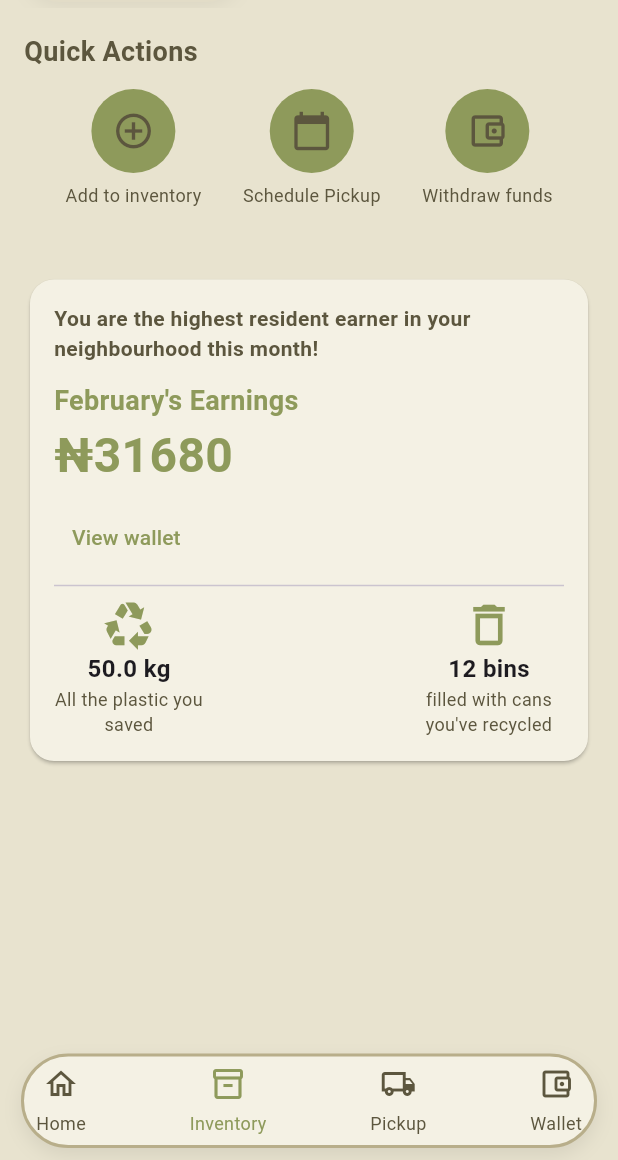
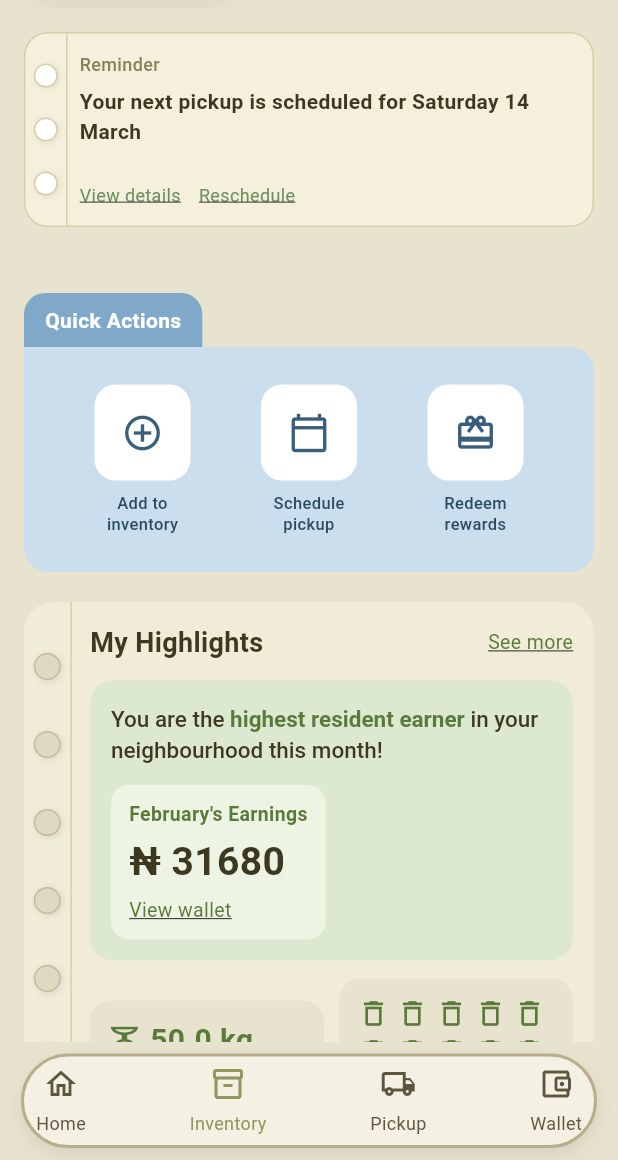
Before and after one commit to JulezD3v/NextUse, a Flutter app: the HomePage screen opened directly, on a phone screen of 412 x 824 dp, the part 76-1236 px from its top. Run offline on Flutter 3.47's test engine with Material 3 defaults, Android fonts, the phone set to English and light mode, and no system bars; our stand-ins replace equatable, flutter_bloc; statements that could not run were skipped.

Commit message:
mains under dev

```diff
--- a/lib/Core/Constants/Colors/color.dart
+++ b/lib/Core/Constants/Colors/color.dart
@@ -22,4 +22,5 @@ class ButtonCol {
   static const Color mybtn = Color(0xFF8E9A5B);      // primary buttons
   static const Color btnIcon = Color(0xFF5C563E);    // icons inside buttons
   static const Color btnHi = Color(0xFF8E9A5B);      // highlight / selected buttons
+  static const Color newbtn = Color(0xFFA4C8DF);
 }
--- /dev/null
+++ b/lib/Core/widgets/common_container.dart
@@ -0,0 +1,58 @@
+import 'package:flutter/material.dart';
+
+class HighlightCard extends StatelessWidget {
+  final Widget? child;
+  final Color? color;
+  final double? width;
+  final double? height;
+  final BorderRadius? borderRadius;
+  final EdgeInsets? padding;
+
+  const HighlightCard({
+    super.key,
+    this.child,
+    this.color,
+    this.width,
+    this.height,
+    this.borderRadius,
+    this.padding,
+  });
+
+  @override
+  Widget build(BuildContext context) {
+    return Container(
+      width: width ?? double.infinity,
+      height: height,
+      padding: padding ?? const EdgeInsets.all(14),
+      decoration: BoxDecoration(
+        color: color ?? const Color(0xFFDCE8CF),
+        borderRadius: borderRadius ?? BorderRadius.circular(16),
+      ),
+      child: child,
+    );
+  }
+}
+
+//usage notes btw
+// Empty
+// HighlightCard()
+
+// // With your own content
+// HighlightCard(
+//   color: Colors.blue.shade50,
+//   height: 200,
+//   child: Column(
+//     children: [
+//       Text('Anything here'),
+//       ItemsGrid(...),
+//     ],
+//   ),
+// )
+
+// // Inside NotebookCard
+// NotebookCard(
+//   title: 'My Highlights',
+//   child: HighlightCard(
+//     child: YourWidget(),
+//   ),
+// )
--- a/lib/HomePage/widgets/action_btn.dart
+++ b/lib/HomePage/widgets/action_btn.dart
@@ -1,5 +1,6 @@
 import 'package:flutter/material.dart';
 import '../../../Core/Constants/Colors/color.dart';
+//later optimization
 class QuickActionButton extends StatelessWidget {
   final IconData icon;
   final String label;
--- /dev/null
+++ b/lib/HomePage/widgets/action_card.dart
@@ -0,0 +1,128 @@
+import 'package:flutter/material.dart';
+
+class QuickActionItem {
+  final IconData icon;
+  final String label;
+  final VoidCallback? onTap;
+  final Color? buttonColor;   // ← add
+  final Color? iconColor;     // ← add
+  final Color? labelColor;    // ← add
+
+  const QuickActionItem({
+    required this.icon,
+    required this.label,
+    this.onTap,
+    this.buttonColor,         // ← add
+    this.iconColor,           // ← add
+    this.labelColor,          // ← add
+  });
+}
+class QuickActionsCard extends StatelessWidget {
+  final double height;
+  final String title;
+  final Color? navbarColor;
+  final Color? navbarTextColor;
+  final Color? bodyColor;
+  final Widget? child;           // ← add this
+  final List<QuickActionItem>? actions; // ← make optional now
+
+  const QuickActionsCard({
+    super.key,
+    this.height = 170,
+    this.title = "Quick Actions",
+    this.navbarColor,
+    this.navbarTextColor,
+    this.bodyColor,
+    this.child,                  // ← add this
+    this.actions,
+  });
+@override
+  Widget build(BuildContext context) {
+    return Column(
+      crossAxisAlignment: CrossAxisAlignment.start,
+      mainAxisSize: MainAxisSize.min,
+      children: [
+        // NAVBAR
+        Container(
+          padding: const EdgeInsets.symmetric(horizontal: 14, vertical: 8),
+          decoration: BoxDecoration(
+            color: navbarColor ?? const Color(0xFF7FA8C9),
+            borderRadius: BorderRadius.only(
+              topLeft: Radius.circular(14),
+              topRight: Radius.circular(14),
+            ),
+
+          ),
+          child: Text(title,
+            style: TextStyle(
+              color: navbarTextColor ?? Colors.white,
+              fontWeight: FontWeight.w600,
+              fontSize: 14,
+            ),
+          ),
+        ),
+
+        // BODY
+        Container(
+          height: height,
+          decoration: const BoxDecoration(
+            color: Color(0xFFCBDEEE),
+            borderRadius: BorderRadius.only(
+              bottomLeft: Radius.circular(16),
+              bottomRight: Radius.circular(16),
+              topRight: Radius.circular(16),
+            ),
+          ),
+          // ↓ use your own child, or fall back to default action buttons
+          child:
+              child ??
+              Row(
+                mainAxisAlignment: MainAxisAlignment.spaceEvenly,
+                children: (actions ?? [])
+                    .map((action) => _ActionButton(item: action))
+                    .toList(),
+              ),
+        ),
+      ],
+    );
+  }
+}
+
+class _ActionButton extends StatelessWidget {
+  final QuickActionItem item;
+
+  const _ActionButton({required this.item});
+
+  @override
+  Widget build(BuildContext context) {
+    return GestureDetector(
+      onTap: item.onTap,
+      child: Column(
+        mainAxisAlignment: MainAxisAlignment.center,
+        children: [
+          Container(
+            width: 64,
+            height: 64,
+            decoration: BoxDecoration(
+              color: item.buttonColor ?? Colors.white,
+              borderRadius: BorderRadius.circular(14),
+            ),
+            child: Icon(item.icon, size: 28,
+              color: item.iconColor ?? const Color(0xFF3A5F7A),
+            ),
+          ),
+          const SizedBox(height: 8),
+          Text(item.label,
+            textAlign: TextAlign.center,
+            style: TextStyle(
+              fontSize: 11,
+              color: item.labelColor ?? const Color(0xFF2A4A5E),
+              fontWeight: FontWeight.w500,
+              height: 1.3,
+            ),
+          ),
+        ],
+      ),
+    );
+  }
+}
--- /dev/null
+++ b/lib/HomePage/widgets/notebook_card.dart
@@ -0,0 +1,366 @@
+import 'package:flutter/material.dart';
+
+// ─────────────────────────────────────────────
+// 1. REUSABLE NOTEBOOK SHELL
+//    Reuse this for ANY notebook-style card.
+//    Just pass a different child each time.
+// ─────────────────────────────────────────────
+class NotebookCard extends StatelessWidget {
+  final String title;
+  final String? actionLabel;
+  final VoidCallback? onActionTap;
+  final Widget child;
+  final Color? backgroundColor;
+  final double? height;
+  final int holeCount; // 0 = auto
+
+  const NotebookCard({
+    super.key,
+    this.title = '',
+    this.actionLabel,
+    this.onActionTap,
+    required this.child,
+    this.backgroundColor,
+    this.height,
+    this.holeCount = 0,
+  });
+
+  @override
+  Widget build(BuildContext context) {
+    return Container(
+      height: height,
+      decoration: BoxDecoration(
+        color: backgroundColor ?? const Color(0xFFF0ECD8),
+        borderRadius: BorderRadius.circular(20),
+      ),
+      child: Row(
+        crossAxisAlignment: CrossAxisAlignment.stretch,
+        children: [
+          // ── HOLES COLUMN (reused from ReminderCard) ──
+          _NotebookHoles(
+            height: height ?? 500,
+            holeCount: holeCount,
+          ),
+
+          // ── CONTENT ──
+          Expanded(
+            child: Padding(
+              padding: const EdgeInsets.fromLTRB(12, 14, 14, 14),
+              child: Column(
+                crossAxisAlignment: CrossAxisAlignment.start,
+                mainAxisSize: MainAxisSize.min,
+                children: [
+                  // Title row
+                  if (title.isNotEmpty)
+                    Padding(
+                      padding: const EdgeInsets.only(bottom: 12),
+                      child: Row(
+                        mainAxisAlignment: MainAxisAlignment.spaceBetween,
+                        children: [
+                          Text(title,
+                            style: const TextStyle(
+                              fontSize: 18,
+                              fontWeight: FontWeight.bold,
+                              color: Color(0xFF3D3820),
+                            ),
+                          ),
+                          if (actionLabel != null)
+                            GestureDetector(
+                              onTap: onActionTap,
+                              child: Text(actionLabel!,
+                                style: const TextStyle(
+                                  fontSize: 13,
+                                  color: Color(0xFF5A7A3A),
+                                  decoration: TextDecoration.underline,
+                                ),
+                              ),
+                            ),
+                        ],
+                      ),
+                    ),
+
+                  // Whatever you pass in
+                  child,
+                ],
+              ),
+            ),
+          ),
+        ],
+      ),
+    );
+  }
+}
+
+// ─────────────────────────────────────────────
+// 2. HOLES — same pattern as ReminderCard
+// ─────────────────────────────────────────────
+class _NotebookHoles extends StatelessWidget {
+  final double height;
+  final int holeCount;
+
+  const _NotebookHoles({required this.height, required this.holeCount});
+
+  @override
+  Widget build(BuildContext context) {
+    final int count = holeCount > 0 ? holeCount : (height / 55).floor().clamp(2, 20);
+    return Container(
+      width: 32,
+      decoration: const BoxDecoration(
+        border: Border(
+          right: BorderSide(color: Color(0xFFD6CFA8), width: 1),
+        ),
+        borderRadius: BorderRadius.only(
+          topLeft: Radius.circular(20),
+          bottomLeft: Radius.circular(20),
+        ),
+      ),
+      child: Column(
+        mainAxisAlignment: MainAxisAlignment.spaceEvenly,
+        children: List.generate(count, (_) => _Hole()),
+      ),
+    );
+  }
+}
+
+class _Hole extends StatelessWidget {
+  @override
+  Widget build(BuildContext context) {
+    return Container(
+      width: 18,
+      height: 18,
+      decoration: BoxDecoration(
+        shape: BoxShape.circle,
+        color: const Color(0xFFE0D8C0),
+        border: Border.all(color: const Color(0xFFC4BB98), width: 1),
+        boxShadow: [
+          BoxShadow(
+            color: Colors.black.withOpacity(0.1),
+            blurRadius: 3,
+            offset: const Offset(1, 1),
+          ),
+        ],
+      ),
+    );
+  }
+}
+
+// ─────────────────────────────────────────────
+// 3. MY HIGHLIGHTS CONTENT
+//    This is the child you pass into NotebookCard
+//    for this specific screen. Swap it out for
+//    anything else when reusing NotebookCard.
+// ─────────────────────────────────────────────
+class MyHighlightsContent extends StatelessWidget {
+  final String highlightMessage;
+  final String highlightBoldPart; // the green bold part
+  final String earningsPeriod;
+  final String earningsAmount;
+  final String earningsCurrency;
+  final VoidCallback? onViewWallet;
+  final String plasticKg;
+  final String plasticLabel;
+  final int binCount; // ← drives how many bin icons render
+  final String binLabel;
+  final Color? highlightCardColor;
+  final Color? earningsCardColor;
+  final Color? statCardColor;
+  final Color? accentColor;
+
+  const MyHighlightsContent({
+    super.key,
+    this.highlightMessage = 'You are the ',
+    this.highlightBoldPart = 'highest resident earner',
+    this.earningsPeriod = "February's Earnings",
+    this.earningsAmount = '31,680',
+    this.earningsCurrency = '₦',
+    this.onViewWallet,
+    this.plasticKg = '50 kg',
+    this.plasticLabel = 'All the plastic you saved from landfill this year',
+    this.binCount = 4,
+    this.binLabel = 'Wheelie bins filled with cans you\'ve recycled',
+    this.highlightCardColor,
+    this.earningsCardColor,
+    this.statCardColor,
+    this.accentColor,
+  });
+
+  @override
+  Widget build(BuildContext context) {
+    final Color green = accentColor ?? const Color(0xFF5A7A3A);
+
+    return Column(
+      crossAxisAlignment: CrossAxisAlignment.start,
+      mainAxisSize: MainAxisSize.min,
+      children: [
+
+        // ── TOP: ECO HIGHLIGHT CARD ──────────────────────
+        Container(
+          width: double.infinity,
+          padding: const EdgeInsets.all(14),
+          decoration: BoxDecoration(
+            color: highlightCardColor ?? const Color(0xFFDCE8CF),
+            borderRadius: BorderRadius.circular(16),
+          ),
+          child: Column(
+            crossAxisAlignment: CrossAxisAlignment.start,
+            children: [
+              // Message with bold green segment
+              RichText(
+                text: TextSpan(
+                  style: const TextStyle(
+                    fontSize: 15,
+                    color: Color(0xFF3D3820),
+                    fontWeight: FontWeight.w500,
+                    height: 1.4,
+                  ),
+                  children: [
+                    TextSpan(text: highlightMessage),
+                    TextSpan(
+                      text: highlightBoldPart,
+                      style: TextStyle(
+                        fontWeight: FontWeight.bold,
+                        color: green,
+                      ),
+                    ),
+                    const TextSpan(
+                      text: ' in your neighbourhood this month!',
+                    ),
+                  ],
+                ),
+              ),
+
+              const SizedBox(height: 14),
+
+              // ── EARNINGS SUB-CARD ──
+              Container(
+                padding: const EdgeInsets.fromLTRB(12, 10, 12, 10),
+                decoration: BoxDecoration(
+                  color: earningsCardColor ?? const Color(0xFFEEF4E4),
+                  borderRadius: BorderRadius.circular(12),
+                ),
+                child: Column(
+                  crossAxisAlignment: CrossAxisAlignment.start,
+                  children: [
+                    Text(earningsPeriod,
+                      style: TextStyle(
+                        fontSize: 13,
+                        fontWeight: FontWeight.w600,
+                        color: green,
+                      ),
+                    ),
+                    const SizedBox(height: 4),
+                    Text('$earningsCurrency $earningsAmount',
+                      style: const TextStyle(
+                        fontSize: 26,
+                        fontWeight: FontWeight.bold,
+                        color: Color(0xFF3D3820),
+                      ),
+                    ),
+                    const SizedBox(height: 4),
+                    GestureDetector(
+                      onTap: onViewWallet,
+                      child: Text('View wallet',
+                        style: TextStyle(
+                          fontSize: 13,
+                          color: green,
+                          decoration: TextDecoration.underline,
+                        ),
+                      ),
+                    ),
+                  ],
+                ),
+              ),
+            ],
+          ),
+        ),
+
+        const SizedBox(height: 12),
+
+        // ── BOTTOM: STAT CARDS ROW ───────────────────────
+        Row(
+          children: [
+
+            // Plastic saved card
+            Expanded(
+              child: Container(
+                padding: const EdgeInsets.all(12),
+                decoration: BoxDecoration(
+                  color: statCardColor ?? const Color(0xFFE8E3CF),
+                  borderRadius: BorderRadius.circular(14),
+                ),
+                child: Column(
+                  crossAxisAlignment: CrossAxisAlignment.start,
+                  children: [
+                    Row(
+                      children: [
+                        Icon(Icons.scale_outlined, color: green, size: 22),
+                        const SizedBox(width: 6),
+                        Text(plasticKg,
+                          style: TextStyle(
+                            fontSize: 20,
+                            fontWeight: FontWeight.bold,
+                            color: green,
+                          ),
+                        ),
+                      ],
+                    ),
+                    const SizedBox(height: 6),
+                    Text(plasticLabel,
+                      style: const TextStyle(
+                        fontSize: 12,
+                        fontWeight: FontWeight.w600,
+                        color: Color(0xFF3D3820),
+                        height: 1.3,
+                      ),
+                    ),
+                  ],
+                ),
+              ),
+            ),
+
+            const SizedBox(width: 10),
+
+            // Bins card — icons scale with binCount
+            Expanded(
+              child: Container(
+                padding: const EdgeInsets.all(12),
+                decoration: BoxDecoration(
+                  color: statCardColor ?? const Color(0xFFE8E3CF),
+                  borderRadius: BorderRadius.circular(14),
+                ),
+                child: Column(
+                  crossAxisAlignment: CrossAxisAlignment.start,
+                  children: [
+                    // Bin icons — one per binCount
+                    Wrap(
+                      spacing: 4,
+                      runSpacing: 4,
+                      children: List.generate(
+                        binCount,
+                        (_) => Icon(
+                          Icons.delete_outline,
+                          color: green,
+                          size: 22,
+                        ),
+                      ),
+                    ),
+                    const SizedBox(height: 6),
+                    Text(binLabel,
+                      style: const TextStyle(
+                        fontSize: 12,
+                        fontWeight: FontWeight.w600,
+                        color: Color(0xFF3D3820),
+                        height: 1.3,
+                      ),
+                    ),
+                  ],
+                ),
+              ),
+            ),
+
+          ],
+        ),
+      ],
+    );
+  }
+}
--- a/lib/Screens/homepage.dart
+++ b/lib/Screens/homepage.dart
@@ -1,14 +1,16 @@
 import 'package:flutter/material.dart';
 import 'package:flutter_bloc/flutter_bloc.dart';
-import 'package:nextuse/HomePage/home_content.dart';
+//import 'package:nextuse/HomePage/home_content.dart';
 import '/Core/route/bottom_route.dart';
-import 'package:nextuse/Core/widgets/bottom_nav.dart';
 import '../../../Core/Constants/Colors/color.dart';
 import '../../../Core/widgets/button.dart';
-import '../../../Core/widgets/segm_cont.dart';
+import '../../../Core/widgets/notebook.dart';
+import '../HomePage/widgets/action_card.dart';
+import '../../../Core/widgets/bottom_nav.dart';
+import '../HomePage/widgets/notebook_card.dart';
 import '../HomePage/Data/bloc/home_bloc.dart';
 import '../HomePage/Data/repo/mock_home_repo.dart';
-import '../../../HomePage/widgets/action_btn.dart';
+//import '../../../HomePage/widgets/action_btn.dart';
 
 class HomePage extends StatefulWidget {
   const HomePage({super.key});
@@ -19,7 +21,7 @@ class HomePage extends StatefulWidget {
 
 class _HomePageState extends State<HomePage> {
    // This controls which tab is active
-  int _selectedIndex = 0;
+  //int _selectedIndex = 0;
 
 
   @override
@@ -91,96 +93,57 @@ class _HomePageState extends State<HomePage> {
       child: Column(
         crossAxisAlignment: CrossAxisAlignment.start,
         children: [
+          ReminderCard(
+            message: "Your next pickup is scheduled for Saturday 14 March",
+            height: 130, // holes auto-scale with height
+            onViewDetails: () {},
+            onReschedule: () {},
+          ),
+
+          const SizedBox(height: 24,),
           // Quick Actions
-          Text(
-            "Quick Actions",
-            style: TextStyle(fontSize: 18, fontWeight: FontWeight.bold, color: TextCol.gentext),
-          ),
-          const SizedBox(height: 12),
-          Row(
-            mainAxisAlignment: MainAxisAlignment.spaceEvenly,
-            children: [
-              QuickActionButton(
+
+          const SizedBox(height: 20),
+          QuickActionsCard(
+            height: 150,
+            actions: [
+              QuickActionItem(
                 icon: Icons.add_circle_outline,
-                label: "Add to inventory",
-                bgColor: Background.secbg,
-                iconColor: ButtonCol.btnIcon,
+                label: "Add to\ninventory",
                 onTap: () {},
               ),
-              QuickActionButton(
-                icon: Icons.calendar_today,
-                label: "Schedule Pickup",
-                bgColor: Background.secbg,
-                iconColor: ButtonCol.btnIcon,
+              QuickActionItem(
+                icon: Icons.calendar_today_outlined,
+                label: "Schedule\npickup",
                 onTap: () {},
               ),
-              QuickActionButton(
-                icon: Icons.account_balance_wallet_outlined,
-                label: "Withdraw funds",
-                bgColor: Background.secbg,
-                iconColor: ButtonCol.btnIcon,
+              QuickActionItem(
+                icon: Icons.card_giftcard_outlined,
+                label: "Redeem\nrewards",
                 onTap: () {},
               ),
             ],
           ),
-          const SizedBox(height: 24),
 
+          const SizedBox(height: 20),
 
-          const SizedBox(height: 20,),
           // My Highlights Card
-          Card(
-            color: Background.containbg,
-            shape: RoundedRectangleBorder(borderRadius: BorderRadius.circular(16)),
-            child: Padding(
-              padding: const EdgeInsets.all(16),
-              child: Column(
-                crossAxisAlignment: CrossAxisAlignment.start,
-                children: [
-                  Text(
-                    state.highlight.title,
-                    style: TextStyle(fontWeight: FontWeight.bold, color: TextCol.gentext),
-                  ),
-                  const SizedBox(height: 12),
-                  Text(
-                    state.highlight.period,
-                    style: TextStyle(color: TextCol.txtcol, fontSize: 18, fontWeight: FontWeight.bold),
-                  ),
-                  Text(
-                    "₦${state.highlight.earnings.toStringAsFixed(0)}",
-                    style: const TextStyle(fontSize: 32, fontWeight: FontWeight.bold, color: TextCol.txtcol),
-                  ),
-                  const SizedBox(height: 8),
-                  TextButton(
-                    onPressed: () {},
-                    child: Text("View wallet", style: TextStyle(color: ButtonCol.mybtn)),
-                  ),
-                  const Divider(),
-                  Row(
-                    mainAxisAlignment: MainAxisAlignment.spaceBetween,
-                    children: [
-                      _buildStatColumn(Icons.recycling, "${state.highlight.totalPlasticKg} kg", "All the plastic you saved"),
-                      _buildStatColumn(Icons.delete_outline, "${state.highlight.cansRecycled} bins", "filled with cans you've recycled"),
-                    ],
-                  ),
-                ],
-              ),
+          NotebookCard(
+            title: 'My Highlights',
+            actionLabel: 'See more',
+            onActionTap: () {},
+            height: 450,
+            child: MyHighlightsContent(
+              earningsAmount: state.highlight.earnings.toStringAsFixed(0),
+              plasticKg: '${state.highlight.totalPlasticKg} kg',
+              binCount: state
+                  .highlight
+                  .cansRecycled, // ← drives bin icons automatically
+              onViewWallet: () {},
             ),
           ),
-        ],
+        ], // children ending
       ),
     );
   }
-
-  Widget _buildStatColumn(IconData icon, String value, String label) {
-    return Column(
-      children: [
-        Icon(icon, color: ButtonCol.btnHi, size: 36),
-        Text(value, style: const TextStyle(fontWeight: FontWeight.bold, fontSize: 16)),
-        SizedBox(
-          width: 100,
-          child: Text(label, textAlign: TextAlign.center, style: TextStyle(color: TextCol.gentext, fontSize: 12)),
-        ),
-      ],
-    );
-  }
 }
```
Also changed, not shown: 1 other file.
